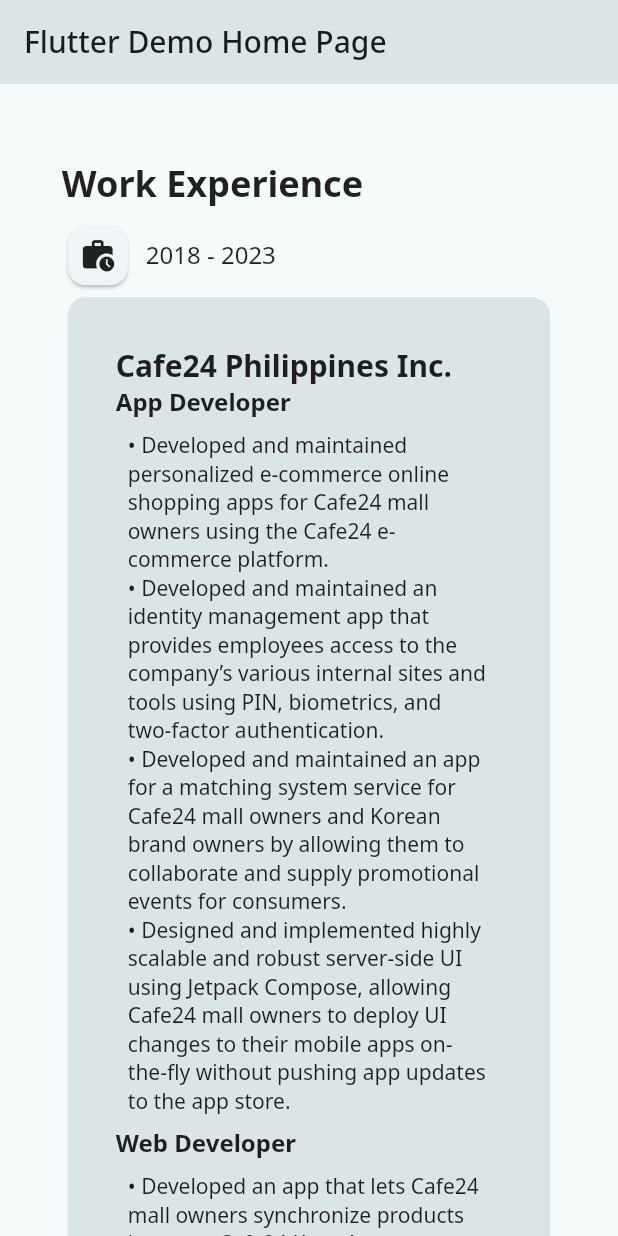
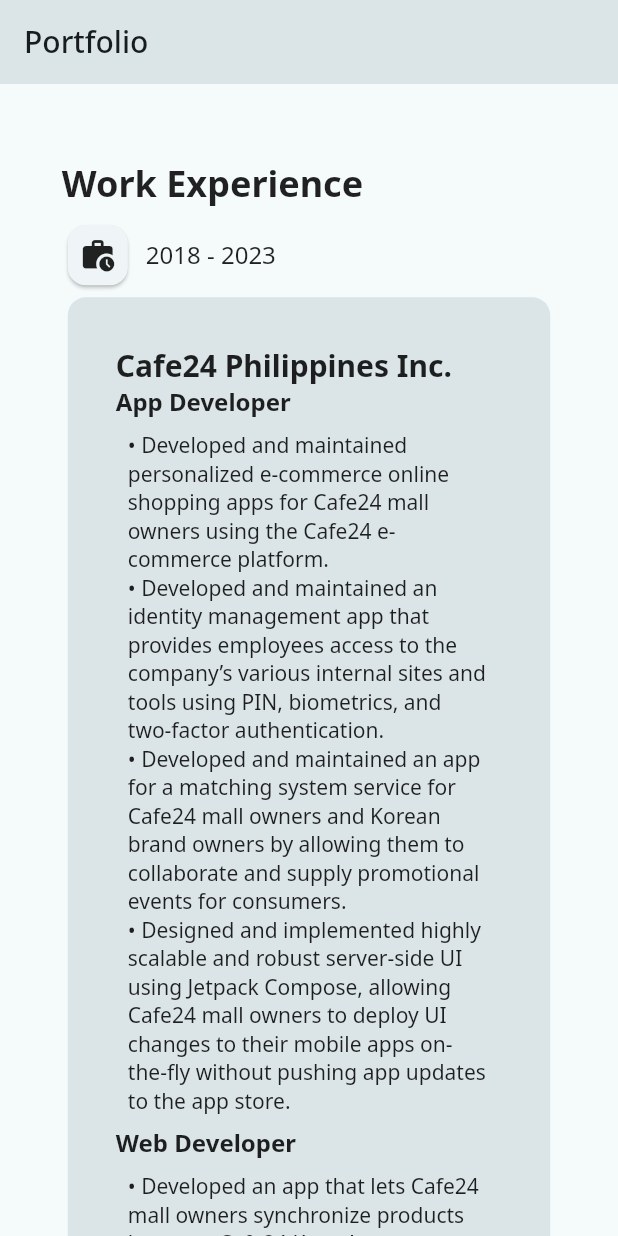
Before and after one commit to siosond/portfolio_flutter, a Flutter app: the screen it shows after launch, on a phone screen of 412 x 824 dp. Run offline on Flutter 3.47's test engine with Material 2 defaults, Android fonts, the phone set to English and light mode, and no system bars; our stand-ins replace easy_localization, google_fonts, responsive_builder.

Commit message:
feat(app): replace title

```diff
--- a/lib/portfolio_app.dart
+++ b/lib/portfolio_app.dart
@@ -12,13 +12,13 @@ class PortfolioApp extends StatelessWidget {
       locale: context.locale,
       localizationsDelegates: context.localizationDelegates,
       supportedLocales: context.supportedLocales,
-      title: 'Flutter Demo',
+      title: 'Portfolio',
       theme: ThemeData(
         textTheme: GoogleFonts.notoSansTextTheme(Theme.of(context).textTheme),
         colorScheme: ColorScheme.fromSeed(seedColor: Colors.white),
         useMaterial3: true,
       ),
-      home: const MyHomePage(title: 'Flutter Demo Home Page'),
+      home: const MyHomePage(title: 'Portfolio'),
     );
   }
 }
```
